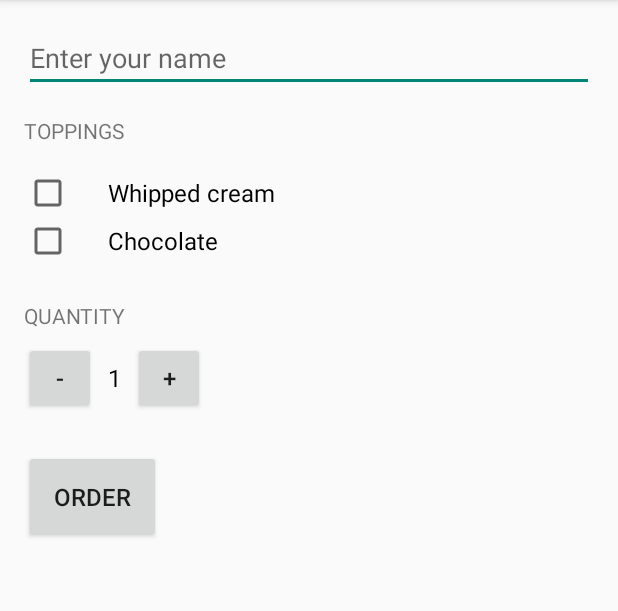
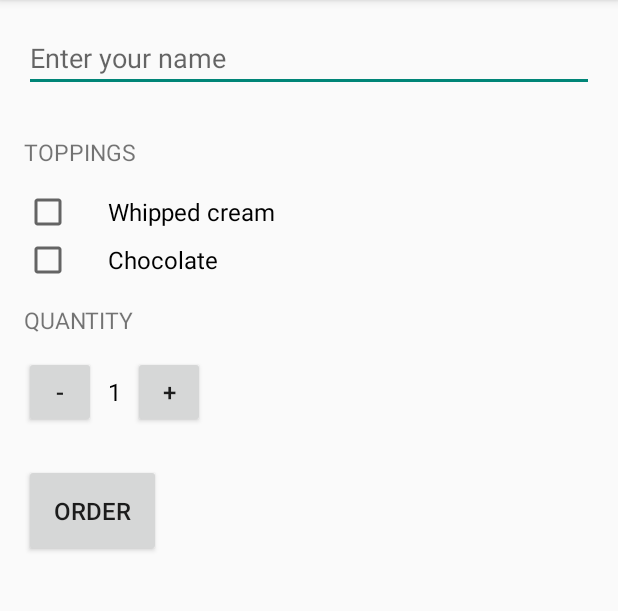
Before and after one commit to guzike/JustJava, an Android app: the screen it shows after launch (MainActivity), on a phone screen of 412 x 824 dp, the part 84-695 px from its top. Run offline under Robolectric (Android 15) with nearby library versions, the phone set to English and light mode, and no system bars.

Commit message:
add styles

```diff
--- a/app/src/main/res/layout/activity_main.xml
+++ b/app/src/main/res/layout/activity_main.xml
@@ -22,17 +22,14 @@
             android:inputType="textCapWords" />
 
         <TextView
-            android:layout_width="wrap_content"
-            android:layout_height="wrap_content"
             android:text="@string/toppings"
-            android:textAllCaps="true" />
+            style="@style/HeaderTextStyle"/>
 
 
         <CheckBox
             android:id="@+id/checkbox_cream"
             android:layout_width="wrap_content"
             android:layout_height="wrap_content"
-            android:layout_marginTop="16dp"
             android:paddingLeft="24dp"
             android:text="@string/cream"
             android:textSize="16sp" />
@@ -41,18 +38,14 @@
             android:id="@+id/checkbox_chocolate"
             android:layout_width="wrap_content"
             android:layout_height="wrap_content"
-            android:layout_marginBottom="24dp"
             android:paddingLeft="24dp"
             android:text="@string/chocolate"
             android:textSize="16sp" />
 
 
         <TextView
-            android:layout_width="wrap_content"
-            android:layout_height="wrap_content"
-            android:layout_marginBottom="8dp"
             android:text="@string/quantity_cap"
-            android:textAllCaps="true" />
+            style="@style/HeaderTextStyle"/>
 
         <LinearLayout
             android:layout_width="wrap_content"
--- a/app/src/main/res/values/styles.xml
+++ b/app/src/main/res/values/styles.xml
@@ -2,7 +2,16 @@
 
     <!-- Base application theme. -->
     <style name="AppTheme" parent="Theme.AppCompat.Light.DarkActionBar">
+
         <!-- Customize your theme here. -->
     </style>
 
+    <style name="HeaderTextStyle" >
+        <item name="android:textSize">15sp</item>
+        <item name="android:layout_width">wrap_content</item>
+        <item name="android:layout_height">48dp</item>
+        <item name="android:gravity">center_vertical</item>
+        <item name="android:textAllCaps">true</item>
+    </style>
+
 </resources>
```
